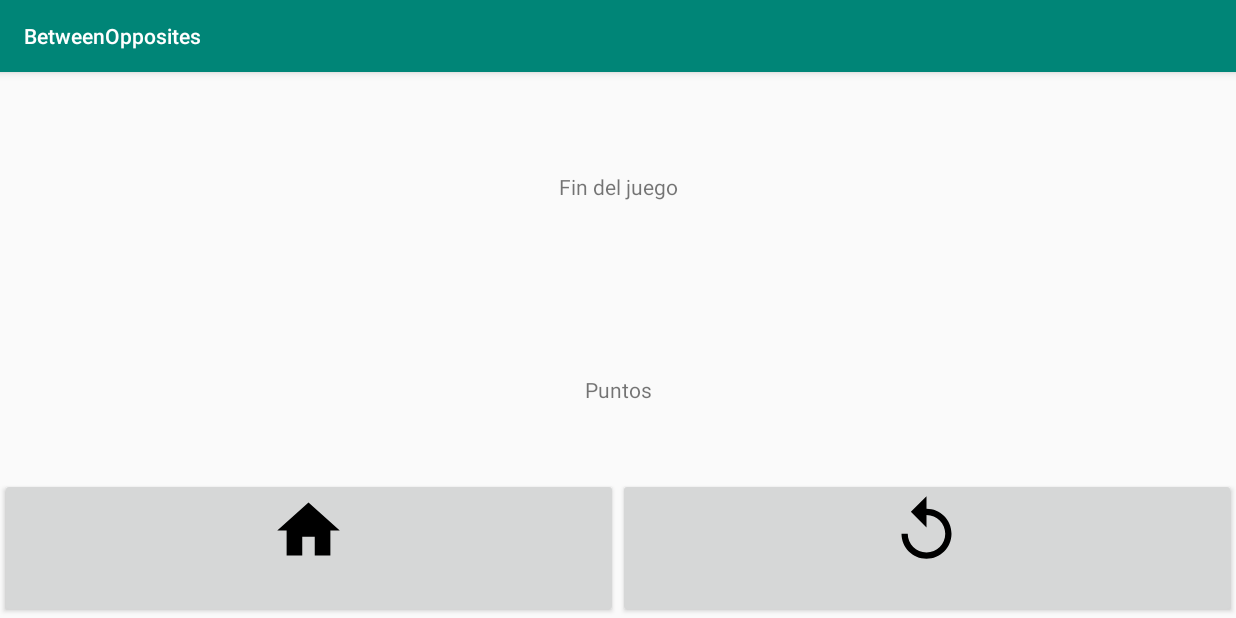
After one commit to davidFernandez99/BetweenOpposites, an Android app: the FinJuegoActivity screen opened directly, with no data from a screen before it, on a phone screen of 824 x 412 dp (held sideways). The commit adds this screen. Run offline under Robolectric (Android 15) with nearby library versions, the phone set to English and light mode, and no system bars.

Commit message:
Layout pantalla fin del juego #8

```diff
--- a/app/src/main/AndroidManifest.xml
+++ b/app/src/main/AndroidManifest.xml
@@ -12,6 +12,9 @@
             android:roundIcon="@mipmap/ic_launcher_round"
             android:supportsRtl="true"
             android:theme="@style/AppTheme">
+        <activity android:name=".FinJuegoActivity"
+        android:screenOrientation="landscape">
+        </activity>
         <activity android:name=".MainActivity">
             <intent-filter>
                 <action android:name="android.intent.action.MAIN"/>
--- /dev/null
+++ b/app/src/main/java/grup05/pis2018/ub/edu/betweenopposites/FinJuegoActivity.kt
@@ -0,0 +1,12 @@
+package grup05.pis2018.ub.edu.betweenopposites
+
+import android.support.v7.app.AppCompatActivity
+import android.os.Bundle
+
+class FinJuegoActivity : AppCompatActivity() {
+
+    override fun onCreate(savedInstanceState: Bundle?) {
+        super.onCreate(savedInstanceState)
+        setContentView(R.layout.activity_fin_juego)
+    }
+}
--- /dev/null
+++ b/app/src/main/res/drawable/ic_home_black_24dp.xml
@@ -0,0 +1,4 @@
+<vector android:height="50dp" android:viewportHeight="24.0"
+    android:viewportWidth="24.0" android:width="50dp" xmlns:android="http://schemas.android.com/apk/res/android">
+    <path android:fillColor="#FF000000" android:pathData="M10,20v-6h4v6h5v-8h3L12,3 2,12h3v8z"/>
+</vector>
--- /dev/null
+++ b/app/src/main/res/drawable/ic_replay_black_24dp.xml
@@ -0,0 +1,4 @@
+<vector android:height="50dp" android:viewportHeight="24.0"
+    android:viewportWidth="24.0" android:width="50dp" xmlns:android="http://schemas.android.com/apk/res/android">
+    <path android:fillColor="#FF000000" android:pathData="M12,5V1L7,6l5,5V7c3.31,0 6,2.69 6,6s-2.69,6 -6,6 -6,-2.69 -6,-6H4c0,4.42 3.58,8 8,8s8,-3.58 8,-8 -3.58,-8 -8,-8z"/>
+</vector>
--- /dev/null
+++ b/app/src/main/res/layout/activity_fin_juego.xml
@@ -0,0 +1,44 @@
+<?xml version="1.0" encoding="utf-8"?>
+<LinearLayout
+        xmlns:android="http://schemas.android.com/apk/res/android"
+        xmlns:tools="http://schemas.android.com/tools"
+        xmlns:app="http://schemas.android.com/apk/res-auto"
+        android:layout_width="match_parent"
+        android:layout_height="match_parent"
+        android:orientation="vertical"
+        tools:context=".FinJuegoActivity">
+
+    <TextView
+            android:text="@string/fin_juego"
+            android:layout_width="match_parent"
+            android:layout_height="140dp"
+            android:id="@+id/textView"
+            android:layout_weight="1"
+            android:gravity="center"
+    />
+    <TextView
+            android:text="@string/Puntos"
+            android:layout_width="match_parent"
+            android:layout_height="104dp"
+            android:id="@+id/textView2"
+            android:layout_weight="1"
+            android:gravity="center"
+
+    />
+    <LinearLayout android:layout_width="match_parent"
+                  android:layout_height="93dp"
+                  android:orientation="horizontal">
+        <Button
+                android:layout_width="wrap_content"
+                android:layout_height="match_parent"
+                android:id="@+id/button"
+                android:layout_weight="1"
+                android:drawableTop="@drawable/ic_home_black_24dp"/>
+        <Button
+                android:layout_width="wrap_content"
+                android:layout_height="match_parent"
+                android:id="@+id/button2"
+                android:layout_weight="1"
+                android:drawableTop="@drawable/ic_replay_black_24dp"/>
+    </LinearLayout>
+</LinearLayout>
--- a/app/src/main/res/values/strings.xml
+++ b/app/src/main/res/values/strings.xml
@@ -3,4 +3,6 @@
     <string name="tittle_game">Between Opposites</string>
     <string name="un_jugador">1 Jugador</string>
     <string name="dos_jugadores">2 Jugadores</string>
+    <string name="fin_juego">Fin del juego</string>
+    <string name="Puntos">Puntos</string>
 </resources>
--- a/app/src/main/res/values/styles.xml
+++ b/app/src/main/res/values/styles.xml
@@ -7,5 +7,4 @@
         <item name="colorPrimaryDark">@color/colorPrimaryDark</item>
         <item name="colorAccent">@color/colorAccent</item>
     </style>
-
 </resources>
```
